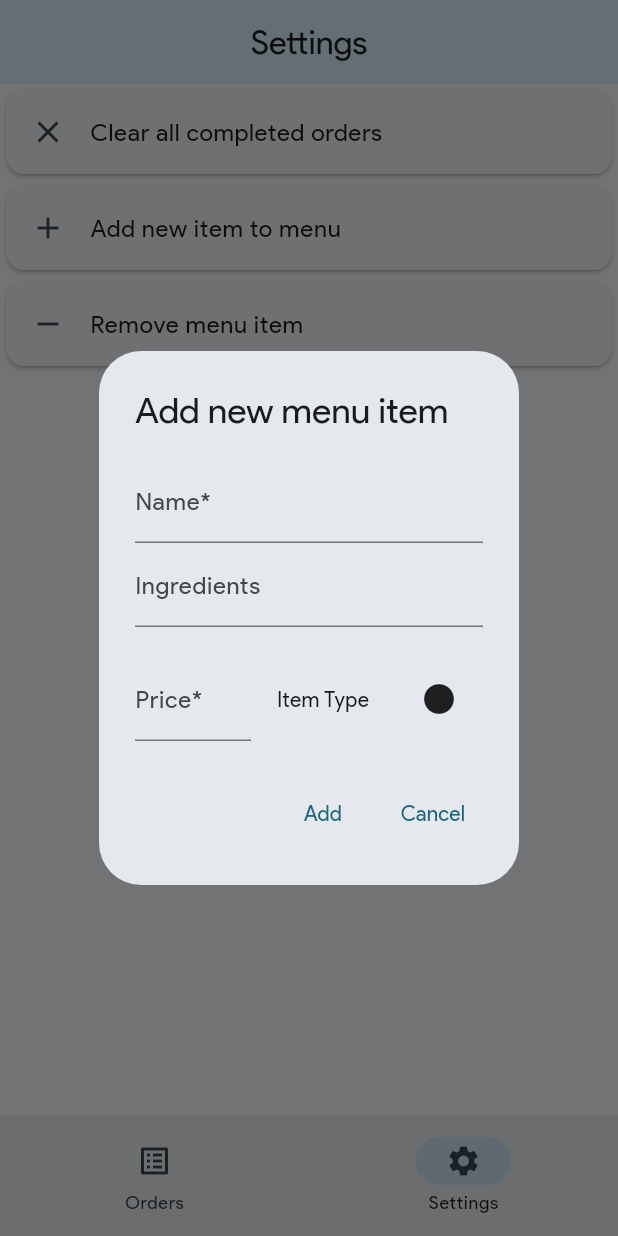
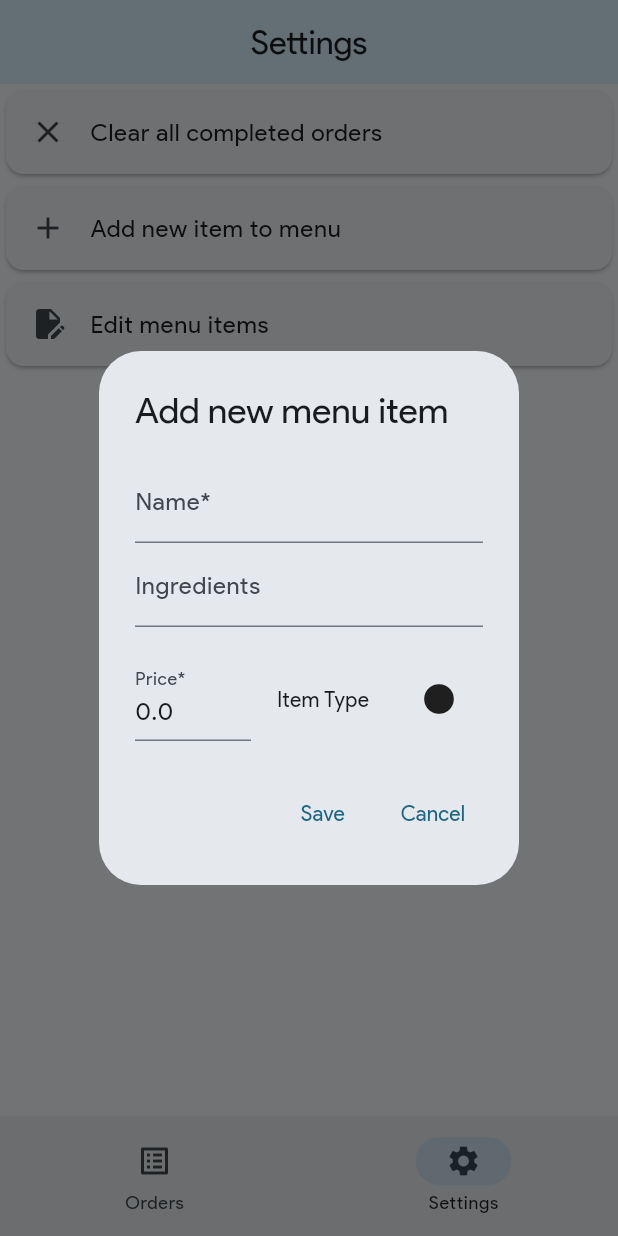
Before and after one commit to EraldBa/waiter_pda, a Flutter app: the screen it shows after launch, item 2 of the bottom bar chosen, after a tap on "Add new item to menu", on a phone screen of 412 x 824 dp. Run offline on Flutter 3.47's test engine with Material 3 defaults, Android fonts, the phone set to English and light mode, and no system bars; our stand-ins replace hive, hive_flutter; accounts and stored records are empty.

Commit message:
added ability to edit menu items

```diff
--- a/lib/app/components/add_menu_item_dialog.dart
+++ b/lib/app/components/menu_item_dialog.dart
@@ -4,30 +4,26 @@ import 'package:waiter_pda/helpers/show.dart' as show;
 import 'package:waiter_pda/models/item_types.dart';
 import 'package:waiter_pda/models/menu_item.dart';
 
-class AddMenuItemDialog extends StatefulWidget {
-  const AddMenuItemDialog({super.key});
+class MenuItemDialog extends StatefulWidget {
+  const MenuItemDialog({super.key, this.menuItem});
+
+  final MenuItem? menuItem;
 
   @override
-  State<AddMenuItemDialog> createState() => _AddMenuItemDialogState();
+  State<MenuItemDialog> createState() => _MenuItemDialogState();
 }
 
-class _AddMenuItemDialogState extends State<AddMenuItemDialog> {
+class _MenuItemDialogState extends State<MenuItemDialog> {
   final _formKey = GlobalKey<FormState>();
 
-  ItemTypes _itemType = ItemTypes.all;
-
-  String _name = '';
-
-  String? _ingredients;
-
-  double _price = 0.0;
+  late final MenuItem menuItem;
 
   String? _nameValidator(String? value) {
     if (value == null || value.isEmpty) {
       return 'Name cannot be empty';
     }
 
-    _name = value;
+    menuItem.name = value;
 
     return null;
   }
@@ -37,12 +33,19 @@ class _AddMenuItemDialogState extends State<AddMenuItemDialog> {
       return 'Price cannot be empty';
     }
     try {
-      _price = double.parse(value);
+      menuItem.price = double.parse(value);
     } catch (_) {
       return 'Price provided is not valid';
     }
 
     return null;
+  }
+
+  @override
+  void initState() {
+    super.initState();
+
+    menuItem = widget.menuItem ?? MenuItem.empty();
   }
 
   @override
@@ -55,15 +58,17 @@ class _AddMenuItemDialogState extends State<AddMenuItemDialog> {
           child: Column(
             children: [
               TextFormField(
+                initialValue: menuItem.name,
                 validator: _nameValidator,
                 decoration: const InputDecoration(
                   labelText: 'Name*',
                 ),
               ),
               TextFormField(
+                initialValue: menuItem.ingredients,
                 decoration: const InputDecoration(labelText: 'Ingredients'),
                 onChanged: (value) {
-                  _ingredients = value;
+                  menuItem.ingredients = value;
                 },
               ),
               const SizedBox(height: 20.0),
@@ -72,6 +77,7 @@ class _AddMenuItemDialogState extends State<AddMenuItemDialog> {
                   Expanded(
                     flex: 1,
                     child: TextFormField(
+                      initialValue: menuItem.price.toString(),
                       keyboardType: TextInputType.number,
                       validator: _priceValidator,
                       decoration: const InputDecoration(
@@ -95,7 +101,7 @@ class _AddMenuItemDialogState extends State<AddMenuItemDialog> {
                             return ItemTypes.values.map((value) {
                               return CheckedPopupMenuItem(
                                 value: value,
-                                checked: _itemType == value,
+                                checked: menuItem.itemType == value,
                                 child: Row(
                                   mainAxisAlignment:
                                       MainAxisAlignment.spaceBetween,
@@ -109,10 +115,10 @@ class _AddMenuItemDialogState extends State<AddMenuItemDialog> {
                           },
                           onSelected: (value) {
                             setState(() {
-                              _itemType = value;
+                              menuItem.itemType = value;
                             });
                           },
-                          child: Icon(_itemType.icon),
+                          child: Icon(menuItem.itemType.icon),
                         ),
                       ],
                     ),
@@ -130,24 +136,23 @@ class _AddMenuItemDialogState extends State<AddMenuItemDialog> {
               return;
             }
 
-            final menuItem = MenuItem(
-              name: _name.trim(),
-              price: _price,
-              itemType: _itemType,
-              ingredients: _ingredients?.trim(),
-            );
-
-            if (HiveHelper.menuItemExists(menuItem)) {
+            if (widget.menuItem == null &&
+                HiveHelper.menuItemExists(menuItem)) {
               show.warningDialog(
                 context,
                 'Menu item already exists in the database!',
               );
             } else {
-              HiveHelper.addMenuItem(menuItem);
+              if (menuItem.isInBox) {
+                menuItem.save();
+              } else {
+                HiveHelper.addMenuItem(menuItem);
+              }
+
               Navigator.of(context).pop(true);
             }
           },
-          child: const Text('Add'),
+          child: const Text('Save'),
         ),
         TextButton(
           onPressed: () => Navigator.of(context).pop(false),
--- a/lib/app/components/settings_screen.dart
+++ b/lib/app/components/settings_screen.dart
@@ -1,6 +1,6 @@
 import 'package:flutter/material.dart';
-import 'package:waiter_pda/app/components/add_menu_item_dialog.dart';
-import 'package:waiter_pda/app/components/remove_menu_item_screen.dart';
+import 'package:waiter_pda/app/components/edit_menu_items_screen.dart';
+import 'package:waiter_pda/app/components/menu_item_dialog.dart';
 import 'package:waiter_pda/helpers/hive_helper.dart';
 import 'package:waiter_pda/helpers/show.dart' as show;
 
@@ -50,7 +50,7 @@ class SettingsScreen extends StatelessWidget {
                 showDialog<bool>(
                   useSafeArea: true,
                   context: context,
-                  builder: (context) => const AddMenuItemDialog(),
+                  builder: (_) => const MenuItemDialog(),
                 ).then((itemWasAdded) {
                   if (itemWasAdded == true) {
                     ScaffoldMessenger.of(context).showSnackBar(
@@ -65,14 +65,14 @@ class SettingsScreen extends StatelessWidget {
           ),
           Card(
             child: ListTile(
-              leading: const Icon(Icons.remove),
-              title: const Text('Remove menu item'),
+              leading: const Icon(Icons.edit_document),
+              title: const Text('Edit menu items'),
               onTap: () {
                 showModalBottomSheet(
                   isScrollControlled: true,
                   context: context,
                   useSafeArea: true,
-                  builder: (context) => const RemoveMenuItemScreen(),
+                  builder: (_) => const EditMenuItemsScreen(),
                 );
               },
             ),
--- a/lib/app/pages/order_details_page.dart
+++ b/lib/app/pages/order_details_page.dart
@@ -146,12 +146,12 @@ class _OrderDetailsPageState extends State<OrderDetailsPage> {
                 item.isCoffee
                     ? '''
 Quantity: ${item.quantity}
-${item.priceAsEuro}
-${item.sweetnessAsString}
-${item.milkAsString}
+${item.priceFmt}
+${item.sweetnessFmt}
+${item.milkFmt}
 ${item.comments}'''
                         .trim()
-                    : 'Quantity: ${item.quantity}\n${item.priceAsEuro}\n${item.comments}'
+                    : 'Quantity: ${item.quantity}\n${item.priceFmt}\n${item.comments}'
                         .trim(), // trimming in case comments is empty string
               ),
               isThreeLine: true,
--- a/lib/app/widgets/order_add_tile.dart
+++ b/lib/app/widgets/order_add_tile.dart
@@ -59,9 +59,9 @@ class _OrderAddTileState extends State<OrderAddTile> {
         ),
         title: Text(widget.menuItem.name),
         subtitle: Text(
-          '${widget.menuItem.priceAsEuro}${widget.menuItem.ingredients}',
+          '${widget.menuItem.priceFmt}${widget.menuItem.ingredientsFmt}',
         ),
-        isThreeLine: widget.menuItem.ingredients.isNotEmpty,
+        isThreeLine: widget.menuItem.ingredients != null,
       ),
     );
   }
--- a/lib/app/widgets/order_with_options_dialog.dart
+++ b/lib/app/widgets/order_with_options_dialog.dart
@@ -19,6 +19,7 @@ class _OrderOptionsDialogState extends State<OrderOptionsDialog> {
   @override
   void initState() {
     super.initState();
+
     _orderItem = OrderItem(menuItem: widget.orderItem.menuItem)
       ..setValuesFrom(widget.orderItem);
   }
@@ -69,7 +70,7 @@ class _OrderOptionsDialogState extends State<OrderOptionsDialog> {
             });
           },
           child: Text(
-            _orderItem.milkAsString,
+            _orderItem.milkFmt,
             textAlign: TextAlign.center,
             style: const TextStyle(color: Colors.blue),
           ),
--- a/lib/helpers/show.dart
+++ b/lib/helpers/show.dart
@@ -80,7 +80,7 @@ Future<void> orderInfoDialog(
     'Table:  ${order.tableName}',
     'Items:  ${order.itemCount}',
     'Total:  ${order.totalAsEuro}',
-    'Status:  ${order.completed ? 'Completed' : 'Pending'}',
+    'Status:  ${!order.isInBox ? 'Not saved' : order.completed ? 'Completed' : 'Pending'}',
     'Date created:   ${dateFmt.format(order.createdAt)}',
     'Date modified:  ${dateFmt.format(order.updatedAt)}',
   ];
--- a/lib/models/menu_item.dart
+++ b/lib/models/menu_item.dart
@@ -1,37 +1,41 @@
 // ignore_for_file: unnecessary_this
 
 import 'package:hive/hive.dart';
+import 'package:waiter_pda/helpers/price_helper.dart' as price_helper;
 import 'package:waiter_pda/models/item_types.dart';
-import 'package:waiter_pda/helpers/price_helper.dart' as price_helper;
 
 part 'menu_item.g.dart';
 
 @HiveType(typeId: 3)
 final class MenuItem extends HiveObject {
   @HiveField(0)
-  final String name;
+  String name;
 
   @HiveField(1)
-  final double price;
+  double price;
 
   @HiveField(2)
-  final ItemTypes itemType;
+  ItemTypes itemType;
 
   @HiveField(3)
-  final String? _ingredients;
+  String? ingredients;
 
   MenuItem({
     required this.name,
     required this.price,
     required this.itemType,
-    String? ingredients,
-  }) : _ingredients = ingredients;
+    this.ingredients,
+  });
 
-  String get ingredients {
-    return _ingredients == null ? '' : '\nIngredients: ${_ingredients!}';
-  }
+  MenuItem.empty()
+      : name = '',
+        price = 0.0,
+        itemType = ItemTypes.all;
 
-  String get priceAsEuro => 'Price: ${price_helper.toEuroFormat(price)}';
+  String get ingredientsFmt =>
+      ingredients == null ? '' : '\nIngredients: ${ingredients!}';
+
+  String get priceFmt => 'Price: ${price_helper.toEuroFormat(price)}';
 
   bool equals(MenuItem other) {
     return this.name == other.name && this.price == other.price;
--- a/lib/models/order_item.dart
+++ b/lib/models/order_item.dart
@@ -34,11 +34,11 @@ class OrderItem extends HiveObject {
 
   double get price => menuItem.price * quantity;
 
-  String get priceAsEuro => 'Price: ${price_helper.toEuroFormat(price)}';
+  String get priceFmt => 'Price: ${price_helper.toEuroFormat(price)}';
 
-  String get milkAsString => 'Milk: ${milk?.name ?? '-'}';
+  String get milkFmt => 'Milk: ${milk?.name ?? '-'}';
 
-  String get sweetnessAsString => 'Sweetness: ${sweetness?.name ?? '-'}';
+  String get sweetnessFmt => 'Sweetness: ${sweetness?.name ?? '-'}';
 
   bool get isCoffee => menuItem.itemType == ItemTypes.coffee;
 
```
Also changed, not shown: lib/app/components/edit_menu_items_screen.dart (added, +95 -0 lines), lib/app/components/remove_menu_item_screen.dart (deleted, +0 -60 lines), lib/models/menu_item.g.dart.
